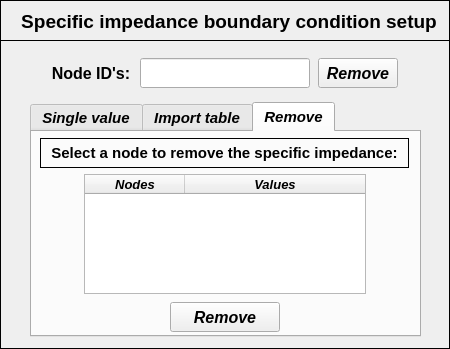
This is data/user_input/ui/Model/Setup/Acoustic/specificimpedanceInput.ui in open-pulse/OpenPulse as Qt 5 draws it before an edit. The edited form follows.
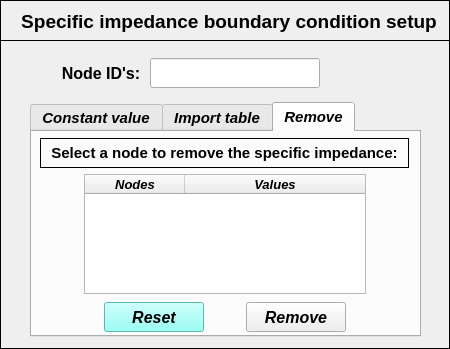
This is the edited form. The open tabs and pages were chosen to show the change. Icons and pictures are not drawn.

Patch:
```diff
--- a/data/user_input/ui/Model/Setup/Acoustic/specificimpedanceInput.ui
+++ b/data/user_input/ui/Model/Setup/Acoustic/specificimpedanceInput.ui
@@ -183,7 +183,7 @@
     </property>
     <widget class="QWidget" name="tab_single_values">
      <attribute name="title">
-      <string>Single value</string>
+      <string>Constant value</string>
      </attribute>
      <widget class="QPushButton" name="pushButton_single_values_confirm">
       <property name="geometry">
@@ -713,24 +713,24 @@
      <attribute name="title">
       <string>Remove</string>
      </attribute>
-     <widget class="QPushButton" name="pushButton_remove_bc_confirm_2">
+     <widget class="QPushButton" name="pushButton_remove_bc_confirm">
       <property name="geometry">
        <rect>
-        <x>138</x>
+        <x>214</x>
         <y>170</y>
-        <width>110</width>
+        <width>100</width>
         <height>30</height>
        </rect>
       </property>
       <property name="minimumSize">
        <size>
-        <width>110</width>
+        <width>100</width>
         <height>30</height>
        </size>
       </property>
       <property name="maximumSize">
        <size>
-        <width>110</width>
+        <width>100</width>
         <height>30</height>
        </size>
       </property>
@@ -855,12 +855,52 @@
        <set>Qt::AlignCenter</set>
       </property>
      </widget>
+     <widget class="QPushButton" name="pushButton_reset">
+      <property name="geometry">
+       <rect>
+        <x>72</x>
+        <y>170</y>
+        <width>100</width>
+        <height>30</height>
+       </rect>
+      </property>
+      <property name="minimumSize">
+       <size>
+        <width>100</width>
+        <height>30</height>
+       </size>
+      </property>
+      <property name="maximumSize">
+       <size>
+        <width>100</width>
+        <height>30</height>
+       </size>
+      </property>
+      <property name="font">
+       <font>
+        <family>Arial</family>
+        <pointsize>12</pointsize>
+        <weight>75</weight>
+        <italic>true</italic>
+        <bold>true</bold>
+       </font>
+      </property>
+      <property name="styleSheet">
+       <string notr="true">background-color: rgb(125, 255, 245);</string>
+      </property>
+      <property name="text">
+       <string>Reset</string>
+      </property>
+      <property name="flat">
+       <bool>false</bool>
+      </property>
+     </widget>
     </widget>
    </widget>
    <widget class="QLineEdit" name="lineEdit_nodeID">
     <property name="geometry">
      <rect>
-      <x>140</x>
+      <x>150</x>
       <y>18</y>
       <width>170</width>
       <height>30</height>
@@ -900,44 +940,10 @@
      <set>Qt::AlignCenter</set>
     </property>
    </widget>
-   <widget class="QPushButton" name="pushButton_remove_bc_confirm">
-    <property name="geometry">
-     <rect>
-      <x>318</x>
-      <y>18</y>
-      <width>80</width>
-      <height>30</height>
-     </rect>
-    </property>
-    <property name="minimumSize">
-     <size>
-      <width>80</width>
-      <height>30</height>
-     </size>
-    </property>
-    <property name="maximumSize">
-     <size>
-      <width>80</width>
-      <height>30</height>
-     </size>
-    </property>
-    <property name="font">
-     <font>
-      <family>Arial</family>
-      <pointsize>12</pointsize>
-      <weight>75</weight>
-      <italic>true</italic>
-      <bold>true</bold>
-     </font>
-    </property>
-    <property name="text">
-     <string>Remove</string>
-    </property>
-   </widget>
    <widget class="QLabel" name="label_2">
     <property name="geometry">
      <rect>
-      <x>46</x>
+      <x>56</x>
       <y>18</y>
       <width>90</width>
       <height>30</height>
```
Left out of the diff: 15 changed lines with no effect on the pictures.
